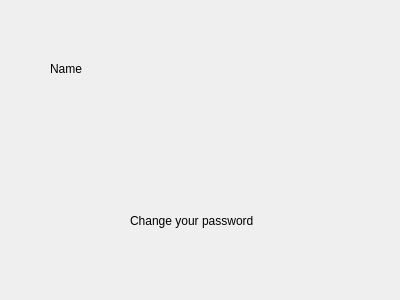
Before: the Qt Designer form client/profile.ui in PoliDox/PoliDox, drawn with Qt 5.
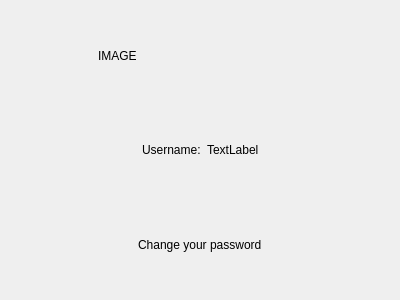
After: the same form once the commit is applied.

Commit message: Added Profile dialog. Partially developed

What changed in the file:
```diff
--- a/client/profile.ui
+++ b/client/profile.ui
@@ -13,32 +13,126 @@
   <property name="windowTitle">
    <string>Dialog</string>
   </property>
-  <widget class="QLabel" name="NameLabel">
-   <property name="geometry">
-    <rect>
-     <x>50</x>
-     <y>60</y>
-     <width>54</width>
-     <height>17</height>
-    </rect>
-   </property>
-   <property name="text">
-    <string>Name</string>
-   </property>
-  </widget>
-  <widget class="QLabel" name="UpdatePassword">
-   <property name="geometry">
-    <rect>
-     <x>130</x>
-     <y>200</y>
-     <width>141</width>
-     <height>41</height>
-    </rect>
-   </property>
-   <property name="text">
-    <string>Change your password</string>
-   </property>
-  </widget>
+  <layout class="QGridLayout" name="gridLayout">
+   <item row="3" column="1">
+    <layout class="QHBoxLayout" name="horizontalLayout_2">
+     <item>
+      <spacer name="horizontalSpacer_6">
+       <property name="orientation">
+        <enum>Qt::Horizontal</enum>
+       </property>
+       <property name="sizeHint" stdset="0">
+        <size>
+         <width>40</width>
+         <height>20</height>
+        </size>
+       </property>
+      </spacer>
+     </item>
+     <item>
+      <widget class="QLabel" name="UpdatePassword">
+       <property name="text">
+        <string>Change your password</string>
+       </property>
+      </widget>
+     </item>
+     <item>
+      <spacer name="horizontalSpacer_5">
+       <property name="orientation">
+        <enum>Qt::Horizontal</enum>
+       </property>
+       <property name="sizeHint" stdset="0">
+        <size>
+         <width>40</width>
+         <height>20</height>
+        </size>
+       </property>
+      </spacer>
+     </item>
+    </layout>
+   </item>
+   <item row="2" column="1">
+    <layout class="QHBoxLayout" name="horizontalLayout">
+     <item>
+      <spacer name="horizontalSpacer_3">
+       <property name="orientation">
+        <enum>Qt::Horizontal</enum>
+       </property>
+       <property name="sizeHint" stdset="0">
+        <size>
+         <width>40</width>
+         <height>20</height>
+        </size>
+       </property>
+      </spacer>
+     </item>
+     <item>
+      <widget class="QLabel" name="Username_label">
+       <property name="text">
+        <string>Username:</string>
+       </property>
+      </widget>
+     </item>
+     <item>
+      <widget class="QLabel" name="username">
+       <property name="text">
+        <string>TextLabel</string>
+       </property>
+      </widget>
+     </item>
+     <item>
+      <spacer name="horizontalSpacer_4">
+       <property name="orientation">
+        <enum>Qt::Horizontal</enum>
+       </property>
+       <property name="sizeHint" stdset="0">
+        <size>
+         <width>40</width>
+         <height>20</height>
+        </size>
+       </property>
+      </spacer>
+     </item>
+    </layout>
+   </item>
+   <item row="3" column="0">
+    <spacer name="horizontalSpacer">
+     <property name="orientation">
+      <enum>Qt::Horizontal</enum>
+     </property>
+     <property name="sizeHint" stdset="0">
+      <size>
+       <width>40</width>
+       <height>20</height>
+      </size>
+     </property>
+    </spacer>
+   </item>
+   <item row="3" column="2">
+    <spacer name="horizontalSpacer_2">
+     <property name="orientation">
+      <enum>Qt::Horizontal</enum>
+     </property>
+     <property name="sizeHint" stdset="0">
+      <size>
+       <width>40</width>
+       <height>20</height>
+      </size>
+     </property>
+    </spacer>
+   </item>
+   <item row="1" column="1">
+    <layout class="QVBoxLayout" name="verticalLayout">
+     <item>
+      <widget class="QLabel" name="image_pic">
+       <property name="text">
+        <string>IMAGE</string>
+       </property>
+      </widget>
+     </item>
+    </layout>
+   </item>
+  </layout>
  </widget>
  <resources/>
  <connections/>
```
The commit also changes 5 other files.
